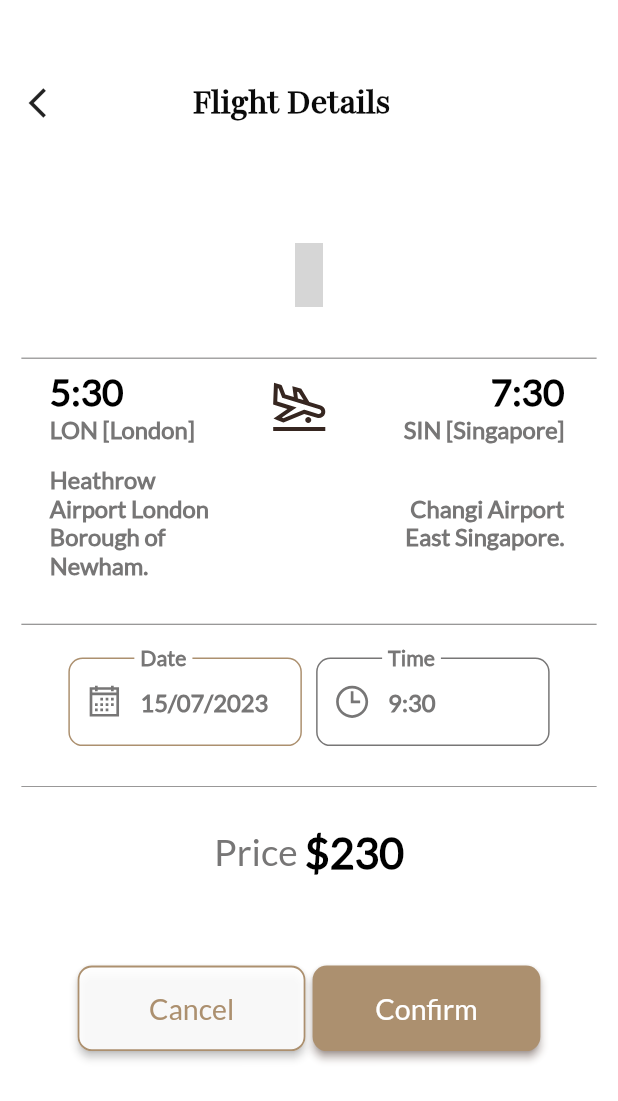
After one commit to Arham21st/cojet.co, a Flutter app: the FlightDetails screen opened by its route, on a phone screen of 412 x 824 dp. The commit adds this screen. Shown: the top 1101 px of the screen. Run offline on Flutter 3.47's test engine with Material 2 defaults, Android fonts, the phone set to English and light mode, and no system bars; our stand-ins replace calendar_date_picker2, get, line_icons, persistent_bottom_nav_bar; grey boxes are pictures that could not be loaded.

Commit message:
28/06 flight details with backward  routing

```diff
--- a/lib/main.dart
+++ b/lib/main.dart
@@ -1,4 +1,4 @@
-import 'package:cojet/screens/date_picker.dart';
+
 import 'package:cojet/screens/flights/search_result.dart';
 import 'package:cojet/screens/home/home_page_body.dart';
 import 'package:cojet/screens/splash/splash_screen.dart';
--- a/lib/routes/routes_helper.dart
+++ b/lib/routes/routes_helper.dart
@@ -1,3 +1,4 @@
+import 'package:cojet/screens/flights/flight_details.dart';
 import 'package:cojet/screens/flights/search_result.dart';
 import 'package:get/get.dart';
 
@@ -8,6 +9,7 @@ class RoutesHelper {
   static const String splash = '/splash-page';
   static const String initial = '/';
   static const String result = '/search-result';
+  static const String details = '/flight-details';
   // static const String popularItems = '/popular-Items';
   // static const String recommendedItems = '/recommended-Items';
   // static const String cartPage = '/cart-page';
@@ -15,6 +17,7 @@ class RoutesHelper {
   static String getSplash() => splash;
   static String getInitial() => initial;
   static String getISearchResult() => result;
+  static String getFlightDetails() => details;
   // static String getPopularProducts(int pageId, String page) => "$popularItems?pageId=$pageId&page=$page";
   // static String getRecommendedProducts(int pageId, String page) =>'$recommendedItems?pageId=$pageId&page=$page';
   // static String getCartPage() => '$cartPage';
@@ -23,6 +26,7 @@ class RoutesHelper {
     GetPage(name: splash, page: () => const SplashScreen()),
     GetPage(name: initial, page: () => const HomePage()),
     GetPage(name: result, page: () => const SearchResult()),
+    GetPage(name: details, page: () => const FlightDetails()),
 
 
     // GetPage(
--- /dev/null
+++ b/lib/screens/flights/flight_details.dart
@@ -0,0 +1,222 @@
+import 'package:cojet/utility/Dimensions.dart';
+import 'package:cojet/utility/app_colors.dart';
+import 'package:cojet/utility/widgets/main_button.dart';
+import 'package:flutter/material.dart';
+import 'package:get/get.dart';
+import 'package:line_icons/line_icons.dart';
+
+import '../../routes/routes_helper.dart';
+import '../../utility/widgets/heading_text.dart';
+import '../../utility/widgets/sub_heading_text.dart';
+
+class FlightDetails extends StatelessWidget {
+  const FlightDetails({super.key});
+
+  @override
+  Widget build(BuildContext context) {
+    return Scaffold(
+      backgroundColor: AppColors.background,
+      body: SingleChildScrollView(
+        child: Column(
+          children: [
+            SizedBox(
+                height: Dimensions.width20*2.5,),
+                 Row(
+                children: [
+                  SizedBox(width: Dimensions.height20,),
+                  InkWell(
+                    onTap: () => Get.toNamed(RoutesHelper.getISearchResult()),
+                    child: const Icon(Icons.arrow_back_ios)),
+                    SizedBox(width: Dimensions.height20*4.5,),
+                    HeadingText(text: "Flight Details",fontWeight: FontWeight.bold,),
+                ],
+              ),
+
+            SizedBox(height: Dimensions.height20*2,),
+            Padding(
+              padding: EdgeInsets.all(Dimensions.height15),
+              child: Container(
+                height: Dimensions.height20*25,
+                width: double.maxFinite,
+                decoration: BoxDecoration(
+                  color: Colors.white,
+                  borderRadius: BorderRadius.circular(Dimensions.height20)
+
+                ),
+                child: Column(
+                  children: [
+                    Padding(
+                      padding:  EdgeInsets.only(left:Dimensions.height20,right: Dimensions.height20),
+                      child: SizedBox(
+                        height: Dimensions.height20*5,
+                        child: Center(
+                          child: Icon(LineIcons.googleLogo,size: Dimensions.height45,color: Colors.red,),
+                        ),
+                      ),
+                    ),
+                    Divider(color: AppColors.grayColor,
+                    ),
+                    Container(
+                      height: Dimensions.height20*8.5,
+                      //color: AppColors.mainColor,
+                      child: Padding(padding: EdgeInsets.only(left: Dimensions.height20,right: Dimensions.width20),
+                      child: Column(
+                        children: [
+
+                          Row(
+                                mainAxisAlignment: MainAxisAlignment.spaceBetween,
+                                children: [
+                                  Column(
+                                    crossAxisAlignment: CrossAxisAlignment.start,
+                                    children: [
+                                      SubHeadingText(text: "5:30",color: Colors.black,size: Dimensions.font26,fontWeight: FontWeight.bold,),
+                                      SubHeadingText(text: "LON [London]",size: Dimensions.font16,color: const Color.fromARGB(255, 119, 118, 118),fontWeight: FontWeight.bold,)
+                                    ],
+                                  ),
+                                  Icon(LineIcons.planeArrival,color: AppColors.activeIcon,size: Dimensions.height45,),
+                                  Column(
+                                    crossAxisAlignment: CrossAxisAlignment.end,
+                                    children: [
+                                      SubHeadingText(text: "7:30",color: Colors.black,size: Dimensions.font26,fontWeight: FontWeight.bold,),
+                                      SubHeadingText(text: "SIN [Singapore]",size: Dimensions.font16,color: const Color.fromARGB(255, 119, 118, 118),fontWeight: FontWeight.bold,)
+                                    ],
+                                  )
+                                ],
+                              ),
+                          SizedBox(height: Dimensions.height15,),
+                          Row(
+                            mainAxisAlignment: MainAxisAlignment.spaceBetween,
+                            children: [
+                              Container(
+                                width: Dimensions.height20*6,
+                                //height: Dimensions.height20*2,
+                                //color: AppColors.activeIcon,
+                                child: SubHeadingText(text: "Heathrow Airport London Borough of Newham.",color: AppColors.grayColor,size: Dimensions.font16,fontWeight: FontWeight.bold,),
+                              ),
+                              Container(
+                                width: Dimensions.height20*6,
+                                //height: Dimensions.height20*2,
+                                //color: AppColors.activeIcon,
+                                child: SubHeadingText(text: "Changi Airport East Singapore.",color: AppColors.grayColor,size: Dimensions.font16,fontWeight: FontWeight.bold,align: TextAlign.end,),
+                              )
+                            ],
+                          )
+                        ],
+                      ),
+                    )
+                    ),
+                    Divider(color: AppColors.grayColor,),
+                    Row(
+                                      mainAxisAlignment: MainAxisAlignment.center,
+                                      children: [
+                                        Padding(
+                                      padding: EdgeInsets.only(left:Dimensions.height5,right: Dimensions.height5,bottom: Dimensions.height10,top: Dimensions.height15),
+                                      child: SizedBox(
+                                        width: Dimensions.height20*8.2,
+                                        child: TextField(
+                                          enabled: false,
+                                          keyboardType: TextInputType.none,
+                                          autofocus: false,
+                                          decoration: InputDecoration(
+
+                                            label: SubHeadingText(text: "Date",size: Dimensions.font20,fontWeight: FontWeight.bold,color: AppColors.grayColor,),
+                                            floatingLabelBehavior: FloatingLabelBehavior.always,
+                                            hintStyle: TextStyle(color: AppColors.grayColor,fontFamily: "Lato",fontSize: Dimensions.font16,fontWeight: FontWeight.bold),
+                                            hintText: "15/07/2023",
+                                            prefixIcon: Icon(
+                                              LineIcons.calendar,
+                                              size: Dimensions.height30,
+                                              color: AppColors.grayColor,),
+
+
+                                            disabledBorder: OutlineInputBorder(
+                                              borderRadius: BorderRadius.circular(Dimensions.height10),
+                                              borderSide: BorderSide(color: AppColors.mainColor),
+
+
+                                            ),
+
+                                          ),
+
+
+
+                                        ),
+                                      ),
+                                    ),
+
+                                    Padding(
+                                      padding: EdgeInsets.only(left:Dimensions.height5,right: Dimensions.height5,bottom: Dimensions.height10,top: Dimensions.height15),
+                                      child: SizedBox(
+                                        width: Dimensions.height20*8.2,
+                                        child: TextField(
+
+
+                                          enabled: false,
+                                          keyboardType: TextInputType.none,
+                                          autofocus: false,
+                                          decoration: InputDecoration(
+
+                                            label: SubHeadingText(text: "Time",size: Dimensions.font20,fontWeight: FontWeight.bold,color: AppColors.grayColor,),
+                                            floatingLabelBehavior: FloatingLabelBehavior.always,
+                                            hintStyle: TextStyle(color: AppColors.grayColor,fontFamily: "Lato",fontSize: Dimensions.font16,fontWeight: FontWeight.bold),
+                                            hintText: "9:30",
+                                            prefixIcon: Icon(
+                                              LineIcons.clock,
+                                              size: Dimensions.height30,
+                                              color: AppColors.grayColor,),
+
+
+                                            disabledBorder: OutlineInputBorder(
+                                              borderRadius: BorderRadius.circular(Dimensions.height10),
+                                              borderSide: BorderSide(color: AppColors.grayColor),
+
+
+                                            ),
+
+                                          ),
+
+
+
+                                        ),
+                                      ),
+                                    ),
+
+
+                                      ],
+                                    ),
+
+                    SizedBox(height: Dimensions.height10,),
+                    Divider(color: AppColors.grayColor,thickness: 0.5,),
+                    SizedBox(height: Dimensions.height20,),
+                    Center(child: Row(
+                      mainAxisAlignment: MainAxisAlignment.center,
+                      crossAxisAlignment: CrossAxisAlignment.center,
+                      children: [
+                        SubHeadingText(text: "Price ",color: AppColors.grayColor,size: Dimensions.font26,),
+                        SubHeadingText(text: "\$230",color: Colors.black,size: Dimensions.height30,fontWeight: FontWeight.bold,)
+                      ],
+                    ))
+
+                  ],
+                ),
+              ),
+            ),
+            SizedBox(height: Dimensions.height20,),
+            Row(
+              mainAxisAlignment: MainAxisAlignment.center,
+              children: [
+              ElevatedButton(onPressed: () {
+                 Get.toNamed(RoutesHelper.getISearchResult());
+              },style: transparentButton, child: SubHeadingText(text: "Cancel",size: Dimensions.font20,color: AppColors.mainColor,),),
+              SizedBox(width: Dimensions.height5,),
+              ElevatedButton(onPressed: () {
+
+              },style: smallButton, child: SubHeadingText(text: "Confirm",size: Dimensions.font20,),)
+            ],),
+            SizedBox(height: Dimensions.height10,)
+          ],
+        ),
+      ),
+    );
+  }
+}
--- a/lib/screens/flights/search_result.dart
+++ b/lib/screens/flights/search_result.dart
@@ -80,6 +80,7 @@ class SearchResult extends StatelessWidget {
                                 )
                               ],
                             ),
+
                             SizedBox(height: Dimensions.height20,),
                             Row(
                               mainAxisAlignment: MainAxisAlignment.spaceBetween,
@@ -101,7 +102,7 @@ class SearchResult extends StatelessWidget {
                               ],
                             ),
                             SizedBox(height: Dimensions.height20,),
-                            ElevatedButton(onPressed: () {} ,style: mainButton, child: SubHeadingText(text: "Check",color: Colors.white,size: Dimensions.font20,),)
+                            ElevatedButton(onPressed: () {Get.toNamed(RoutesHelper.getFlightDetails());} ,style: mainButton, child: SubHeadingText(text: "Check",color: Colors.white,size: Dimensions.font20,),)
                           ],
                         ),
                       ),
--- a/lib/screens/home/home_page_context.dart
+++ b/lib/screens/home/home_page_context.dart
@@ -449,7 +449,7 @@ class _ContextState extends State<Context> {
                                   Padding(
                                     padding: EdgeInsets.only(left:Dimensions.height5,right: Dimensions.height5,bottom: Dimensions.height20,top: Dimensions.height5),
                                     child: ElevatedButton(onPressed: () {
-
+                                      Get.toNamed(RoutesHelper.getISearchResult());
                                     },
 
                                     style: mainButton, child: SubHeadingText(text: "Search",size: Dimensions.font26,fontWeight: FontWeight.normal,),
--- a/lib/utility/app_colors.dart
+++ b/lib/utility/app_colors.dart
@@ -5,10 +5,10 @@ import 'package:flutter/material.dart';
 class AppColors{
   // static final Color textColor = const Color(0xFFccc7c5);
   static final Color mainColor = const Color(0xFFAC906F);
-  static final Color background = const Color(0xF10D0D0E);
+  static final Color background = const Color(0xF8FFFFFF);
   static final Color dark = const Color(0xEC0D0D0E);
   static final Color activeIcon = const Color(0xFF362620);
-  // static final Color signColor = const Color(0xFFA9A29F);
+   static final Color grayColor = const Color(0xFF777676);
   // static final Color buttonBackgroundColor = const Color(0xB9000000);
   // static final Color titleColor = const Color(0xFF5c524f);
   // static final Color mainBlackColor = const Color(0xFF000000);
--- a/lib/utility/widgets/main_button.dart
+++ b/lib/utility/widgets/main_button.dart
@@ -24,15 +24,33 @@ final ButtonStyle mainButton = ElevatedButton.styleFrom(
 final ButtonStyle smallButton = ElevatedButton.styleFrom(
 
 
-    padding: EdgeInsets.all(0),
+
     shape: RoundedRectangleBorder(
     borderRadius: BorderRadius.circular(Dimensions.height10),),
     foregroundColor: AppColors.mainColor,
     backgroundColor: AppColors.mainColor,
     surfaceTintColor: Colors.brown,
-    elevation: Dimensions.height5,
+    elevation: Dimensions.height5/2,
     shadowColor: Colors.brown,
-    fixedSize: Size(Dimensions.height20*5, Dimensions.height20*1)
+    fixedSize: Size(Dimensions.height20*8, Dimensions.height20*3)
     //maximumSize: Size(Dimensions.height20*15, Dimensions.height20*6)
 
 );
+
+final ButtonStyle transparentButton = ElevatedButton.styleFrom(
+
+
+
+    shape: RoundedRectangleBorder(
+    borderRadius: BorderRadius.circular(Dimensions.height10),),
+    side: BorderSide(color: AppColors.mainColor,strokeAlign: BorderSide.strokeAlignInside,width: 1.2),
+
+    foregroundColor: AppColors.background,
+    backgroundColor: const Color.fromARGB(228, 255, 255, 255),
+    surfaceTintColor: AppColors.background,
+    elevation: Dimensions.height5/2,
+    //shadowColor: Colors.brown,
+    fixedSize: Size(Dimensions.height20*8, Dimensions.height20*3)
+    //maximumSize: Size(Dimensions.height20*15, Dimensions.height20*6)
+
+);
--- a/lib/utility/widgets/sub_heading_text.dart
+++ b/lib/utility/widgets/sub_heading_text.dart
@@ -6,11 +6,13 @@ class SubHeadingText extends StatelessWidget {
   final String text;
   double size;
   FontWeight fontWeight;
+  TextAlign? align;
   SubHeadingText({super.key,
   required this.text,
   this.color = Colors.white,
   this.size = 0,
-  this.fontWeight = FontWeight.w500
+  this.fontWeight = FontWeight.w500,
+  this.align,
 
   });
 
@@ -18,6 +20,7 @@ class SubHeadingText extends StatelessWidget {
   Widget build(BuildContext context) {
     return Text(
       text,
+      textAlign: align,
       style: TextStyle(
         fontSize: size==0?Dimensions.font12/1.3:size,
         fontWeight: fontWeight,
```
